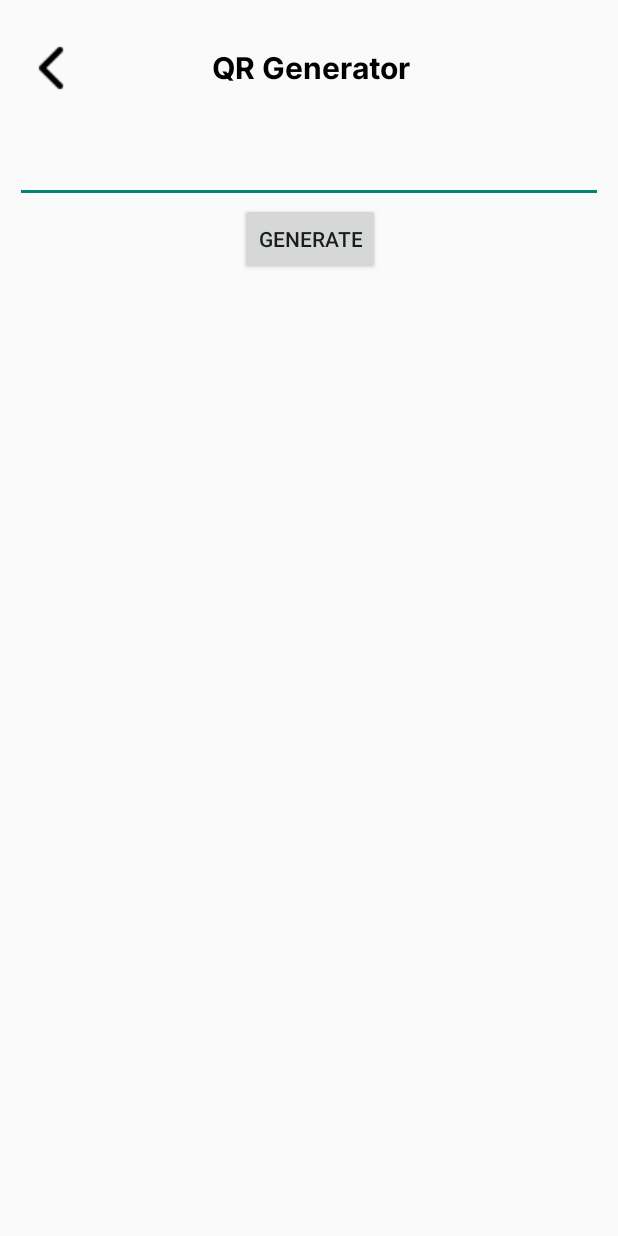
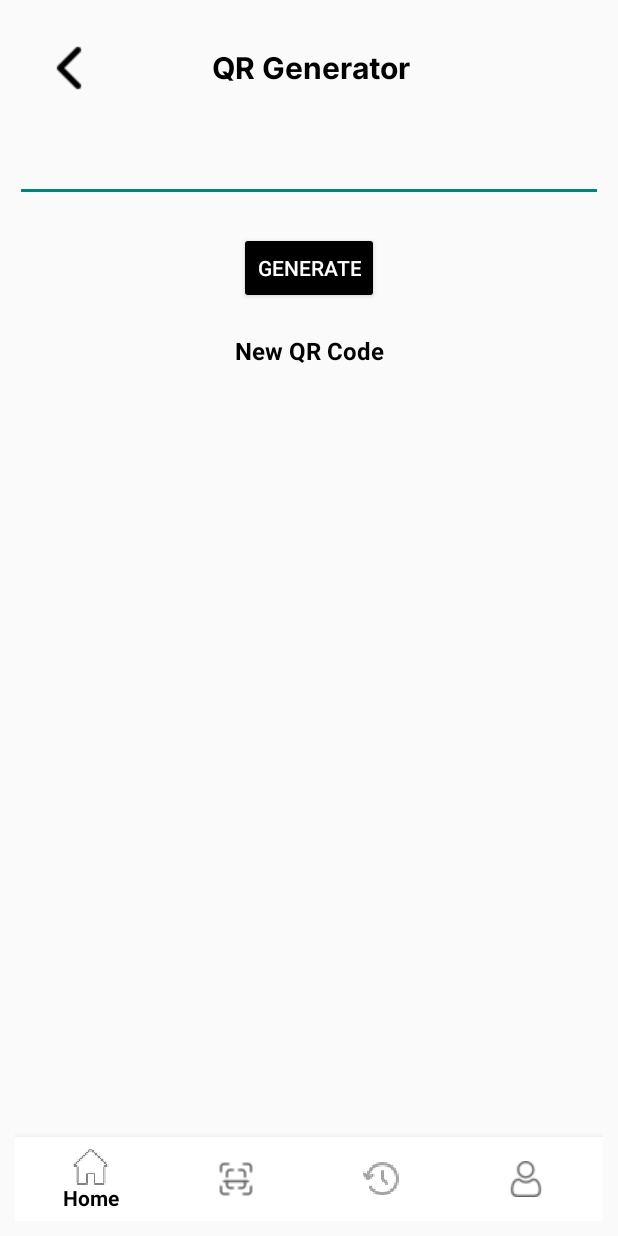
Before and after one commit to L1n444/tracker, an Android app: the qr_generate screen opened directly, with no data from a screen before it, on a phone screen of 412 x 824 dp. Run offline under Robolectric (Android 15) with nearby library versions, the light colour scheme and no system bars; libraries missing offline, so code that uses them is left out: com.journeyapps.barcodescanner.

Commit message:
add qr_generate2

```diff
--- a/app/src/main/AndroidManifest.xml
+++ b/app/src/main/AndroidManifest.xml
@@ -12,9 +12,9 @@
         android:supportsRtl="true"
         android:theme="@style/Theme.Tracker"
         tools:targetApi="31">
-        <activity
-            android:name=".qr_generate"
-            android:exported="false" />
+<!--        <activity-->
+<!--            android:name=".qr_generate"-->
+<!--            android:exported="false" />-->
         <activity
             android:name=".TeacherHomepageActivity"
             android:exported="false" />
@@ -35,6 +35,15 @@
                 <category android:name="android.intent.category.LAUNCHER" />
             </intent-filter>
         </activity>
+
+        <activity
+            android:name=".qr_generate"
+            android:exported="true">
+            <intent-filter>
+                <action android:name="android.intent.action.MAIN" />
+                <category android:name="android.intent.category.LAUNCHER" />
+            </intent-filter>
+        </activity>
     </application>
 
 </manifest>
--- a/app/src/main/java/com/lina/tracker/qr_generate.java
+++ b/app/src/main/java/com/lina/tracker/qr_generate.java
@@ -37,7 +37,7 @@ public class qr_generate extends AppCompatActivity {
         String text = qr_input.getText().toString().trim();
         MultiFormatWriter writer = new MultiFormatWriter();
         try {
-            BitMatrix matrix = writer.encode(text, BarcodeFormat.QR_CODE,400,400);
+            BitMatrix matrix = writer.encode(text, BarcodeFormat.QR_CODE,700,700);
 
             BarcodeEncoder encoder = new BarcodeEncoder();
             Bitmap bitmap = encoder.createBitmap(matrix);
--- a/app/src/main/res/layout/activity_qr_generate.xml
+++ b/app/src/main/res/layout/activity_qr_generate.xml
@@ -1,18 +1,13 @@
 <?xml version="1.0" encoding="utf-8"?>
-<LinearLayout xmlns:android="http://schemas.android.com/apk/res/android"
+<androidx.constraintlayout.widget.ConstraintLayout xmlns:android="http://schemas.android.com/apk/res/android"
     xmlns:app="http://schemas.android.com/apk/res-auto"
     xmlns:tools="http://schemas.android.com/tools"
     android:layout_width="match_parent"
     android:layout_height="match_parent"
+    android:layout_gravity="center_horizontal"
     android:orientation="vertical"
     android:padding="10dp"
-    android:layout_gravity="center_horizontal"
     tools:context=".qr_generate">
-
-    <androidx.constraintlayout.widget.ConstraintLayout
-        android:id="@+id/constraintLayout0"
-        android:layout_width="match_parent"
-        android:layout_height="70dp">
 
     <TextView
         android:id="@+id/qr_text"
@@ -31,40 +26,73 @@
         android:id="@+id/back_img"
         android:layout_width="wrap_content"
         android:layout_height="wrap_content"
+        android:layout_marginStart="12dp"
         android:layout_marginTop="11dp"
         android:layout_marginBottom="11dp"
         android:src="@drawable/backbtn"
         app:layout_constraintBottom_toBottomOf="parent"
         app:layout_constraintStart_toStartOf="parent"
-            app:layout_constraintTop_toTopOf="parent" />
-
-
-
-    </androidx.constraintlayout.widget.ConstraintLayout>
+        app:layout_constraintTop_toTopOf="parent"
+        app:layout_constraintVertical_bias="0.0" />
 
     <EditText
         android:id="@+id/qr_input"
         android:layout_width="match_parent"
         android:layout_height="wrap_content"
+        android:layout_marginTop="20dp"
         android:padding="15dp"
         app:layout_constraintEnd_toEndOf="parent"
-        app:layout_constraintStart_toStartOf="parent" />
+        app:layout_constraintHorizontal_bias="0.0"
+        app:layout_constraintStart_toStartOf="parent"
+        app:layout_constraintTop_toBottomOf="@+id/qr_text" />
 
     <Button
         android:id="@+id/qr_btn"
         android:layout_width="wrap_content"
         android:layout_height="wrap_content"
-        android:layout_marginStart="150dp"
+        android:layout_marginTop="20dp"
+        android:backgroundTint="#000000"
         android:text="Generate"
+        android:textColor="#FFFFFF"
         app:layout_constraintEnd_toEndOf="parent"
-        app:layout_constraintStart_toStartOf="parent" />
+        app:layout_constraintStart_toStartOf="parent"
+        app:layout_constraintTop_toBottomOf="@+id/qr_input" />
+
+    <TextView
+        android:id="@+id/textView16"
+        android:layout_width="match_parent"
+        android:layout_height="wrap_content"
+        android:layout_marginTop="20dp"
+        android:text="New QR Code"
+        android:textAlignment="center"
+        android:textColor="#000000"
+        android:textSize="16sp"
+        android:textStyle="bold"
+        app:layout_constraintEnd_toEndOf="parent"
+        app:layout_constraintHorizontal_bias="1.0"
+        app:layout_constraintStart_toStartOf="parent"
+        app:layout_constraintTop_toBottomOf="@+id/qr_btn" />
 
     <ImageView
+        android:id="@+id/qr_display"
         android:layout_width="match_parent"
         android:layout_height="wrap_content"
-        android:id="@+id/qr_display"
-        android:scaleType="fitCenter"/>
+        android:layout_marginTop="20dp"
+        android:scaleType="fitCenter"
+        app:layout_constraintTop_toBottomOf="@+id/textView16"
+        tools:layout_editor_absoluteX="33dp"
+        android:maxWidth="700dp"
+        android:maxHeight="700dp"/>
+
+    <com.google.android.material.bottomnavigation.BottomNavigationView
+        android:id="@+id/bottomNavigationView"
+        android:layout_width="0dp"
+        android:background="@color/white"
+        android:layout_height="wrap_content"
+        app:layout_constraintBottom_toBottomOf="parent"
+        app:layout_constraintEnd_toEndOf="parent"
+        app:layout_constraintStart_toStartOf="parent"
+        app:menu="@menu/buttom_menu"/>
 
 
-
-</LinearLayout>
+</androidx.constraintlayout.widget.ConstraintLayout>
```
Lines whose indentation alone changed are shown as unchanged.
